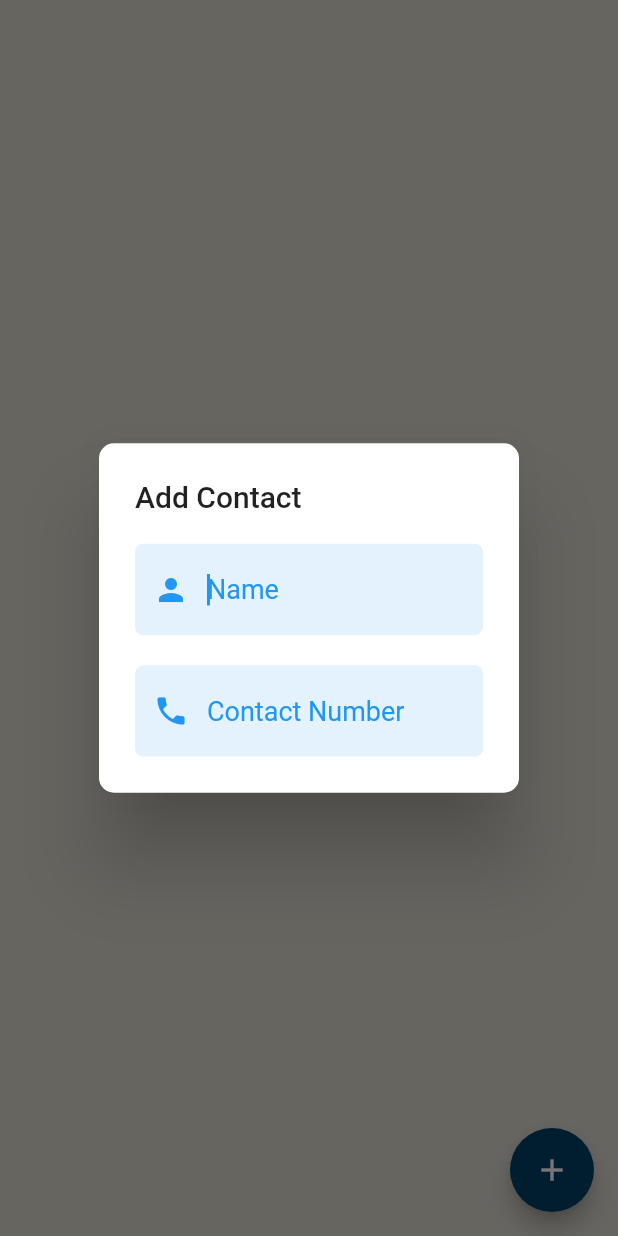
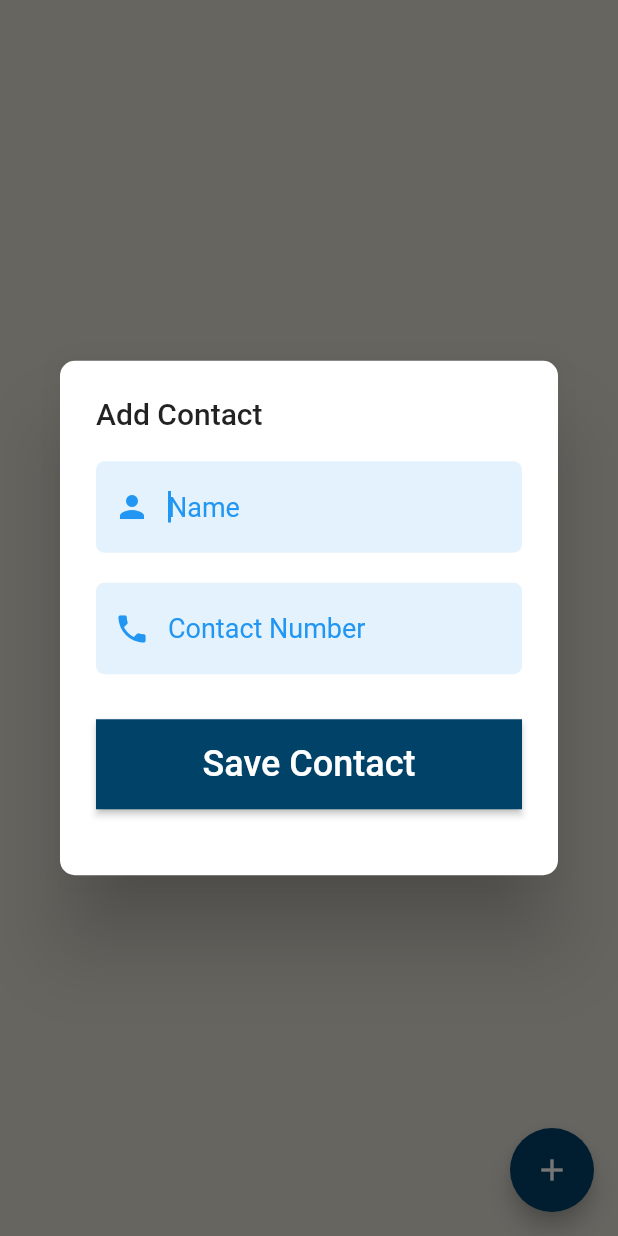
Before and after one commit to AQEEL-SHAFY/Ollin, a Flutter app: the ContactPage screen opened directly, after a tap on the "add" icon, on a phone screen of 412 x 824 dp. Run offline on Flutter 3.47's test engine with Material 2 defaults, Android fonts, the phone set to English and light mode, and no system bars; our stand-ins replace camera, flutter_tts, gallery_saver, geocoding, geolocator, image_picker and 1 more; missing offline and left inert: flutter_phone_direct_caller; accounts and stored records are empty; Roboto replaces fonts that are missing (Raleway).

Commit message:
added a button to the dialog box which saves the contact and store in the database

```diff
--- a/lib/contacts.dart
+++ b/lib/contacts.dart
@@ -156,6 +156,57 @@ class _ContactPageState extends State<ContactPage> {
                   fontSize: 18.0,
                   fontFamily: "Raleway",
                 ),
+              ),
+              Padding(
+                padding: EdgeInsets.only(
+                  top: 10.0,
+                ),
+                child: Container(
+                  height: 60,
+                  width: 348,
+                  margin: EdgeInsets.only(
+                      top: 20.0, left: 0.0, right: 0.0, bottom: 20.0),
+                  child: ElevatedButton(
+                    child: Text(
+                      (id == null ? 'Save Contact' : 'Save Changes'),
+                      style: TextStyle(fontSize: 24.0),
+                    ),
+                    style: ButtonStyle(
+                      backgroundColor: MaterialStateProperty.all<Color>(
+                          Color(0xFF014268)),
+                      shape: MaterialStateProperty
+                          .all<RoundedRectangleBorder>(RoundedRectangleBorder(
+                        // borderRadius: BorderRadius.circular(25.0),
+                      )),
+                    ),
+                    onPressed: () async {
+                      // Save new journal
+                      if (id == null) {
+                        await _addItem();
+                      }
+
+                      if (id != null) {
+                        await _updateItem(id);
+                      }
+
+                      // Clear the text fields
+                      _titleController.text = '';
+                      _descriptionController.text = '';
+
+                      // Close the bottom sheet
+                      Navigator.of(context).pop();
+                      _speak();
+                    },
+
+                    // ignore: prefer_const_constructors
+                  ),
+                ),
+                // child: Row(
+                //   mainAxisAlignment: MainAxisAlignment.center,
+                //   children: <Widget>[
+                //
+                //   ],
+                // ),
               ),
             ],
           ),
```
